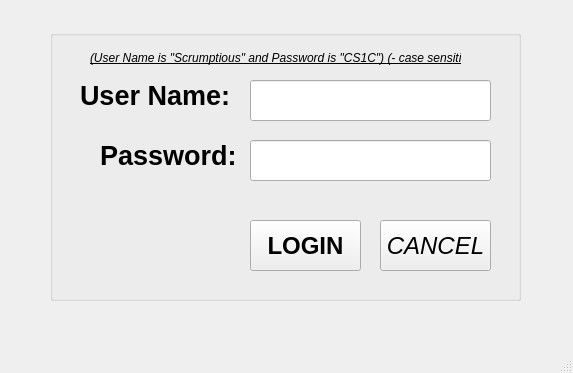
Qt form loginWINDOW/mainwindow.ui (ScrumptiousCS1C/Scrumdidly) before a commit.
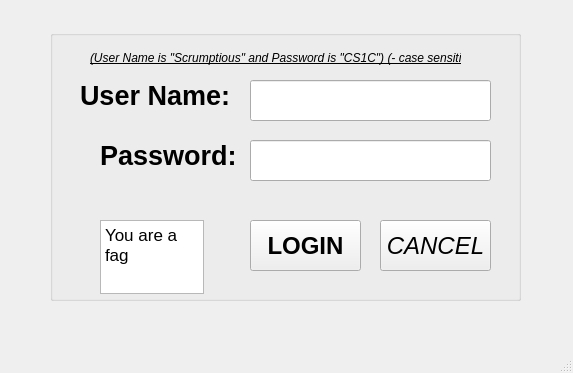
The same form after that commit.

```diff
--- a/loginWINDOW/mainwindow.ui
+++ b/loginWINDOW/mainwindow.ui
@@ -164,6 +164,26 @@
       <string>(User Name is &quot;Scrumptious&quot; and Password is &quot;CS1C&quot;) (- case sensitive)</string>
      </property>
     </widget>
+    <widget class="QTextEdit" name="textEdit">
+     <property name="geometry">
+      <rect>
+       <x>50</x>
+       <y>190</y>
+       <width>104</width>
+       <height>74</height>
+      </rect>
+     </property>
+     <property name="html">
+      <string>&lt;!DOCTYPE HTML PUBLIC &quot;-//W3C//DTD HTML 4.0//EN&quot; &quot;http://www.w3.org/TR/REC-html40/strict.dtd&quot;&gt;
+&lt;html&gt;&lt;head&gt;&lt;meta name=&quot;qrichtext&quot; content=&quot;1&quot; /&gt;&lt;meta charset=&quot;utf-8&quot; /&gt;&lt;style type=&quot;text/css&quot;&gt;
+p, li { white-space: pre-wrap; }
+hr { height: 1px; border-width: 0; }
+li.unchecked::marker { content: &quot;\2610&quot;; }
+li.checked::marker { content: &quot;\2612&quot;; }
+&lt;/style&gt;&lt;/head&gt;&lt;body style=&quot; font-family:'.AppleSystemUIFont'; font-size:13pt; font-weight:400; font-style:normal;&quot;&gt;
+&lt;p style=&quot; margin-top:0px; margin-bottom:0px; margin-left:0px; margin-right:0px; -qt-block-indent:0; text-indent:0px;&quot;&gt;You are a fag&lt;/p&gt;&lt;/body&gt;&lt;/html&gt;</string>
+     </property>
+    </widget>
    </widget>
   </widget>
   <widget class="QMenuBar" name="menubar">
```
Left out of the diff: 2 changed lines with no effect on the pictures.
